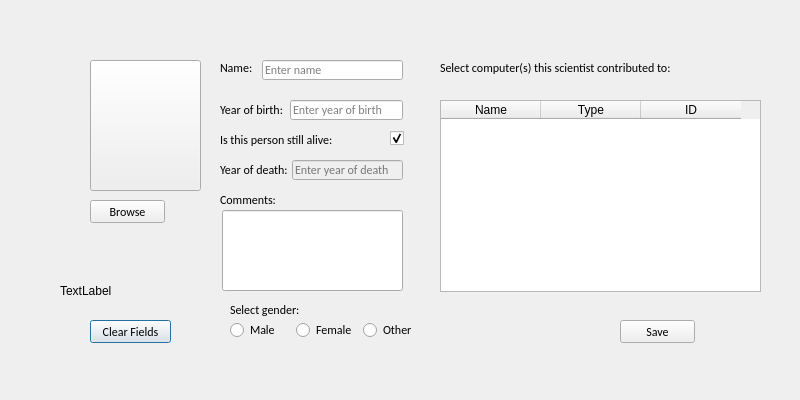
The window that Hopur21Verkefni/MyComputerScienceList/ui/addcomputerscientist.ui (Hopur21/Hopur21) describes before a commit, drawn with Qt 5.
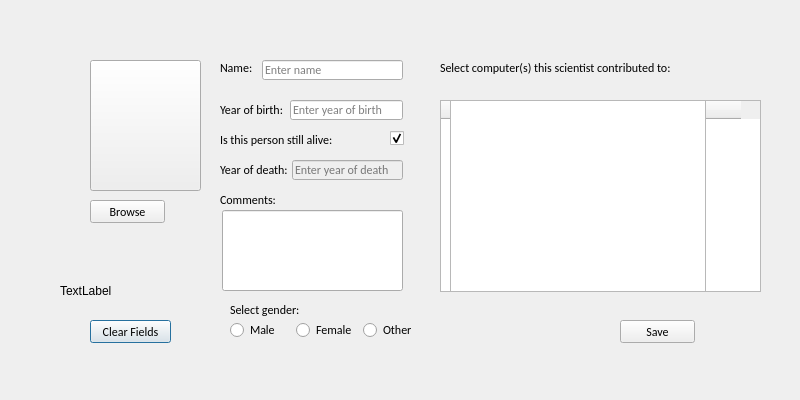
The same window after the commit. Icons and pictures are not drawn.

Commit message: no major changes, still tying to get QTAbleWidgets to work   :(

What changed in the file:
```diff
--- a/Hopur21Verkefni/MyComputerScienceList/ui/addcomputerscientist.ui
+++ b/Hopur21Verkefni/MyComputerScienceList/ui/addcomputerscientist.ui
@@ -445,7 +445,7 @@
      <string>TextLabel</string>
     </property>
    </widget>
-   <widget class="QWidget" name="">
+   <widget class="QWidget" name="layoutWidget">
     <property name="geometry">
      <rect>
       <x>230</x>
@@ -493,6 +493,16 @@
      </item>
     </layout>
    </widget>
+   <widget class="QListWidget" name="test">
+    <property name="geometry">
+     <rect>
+      <x>450</x>
+      <y>100</y>
+      <width>256</width>
+      <height>192</height>
+     </rect>
+    </property>
+   </widget>
   </widget>
   <widget class="QLabel" name="Add_Scientist_error_field">
    <property name="enabled">
```
